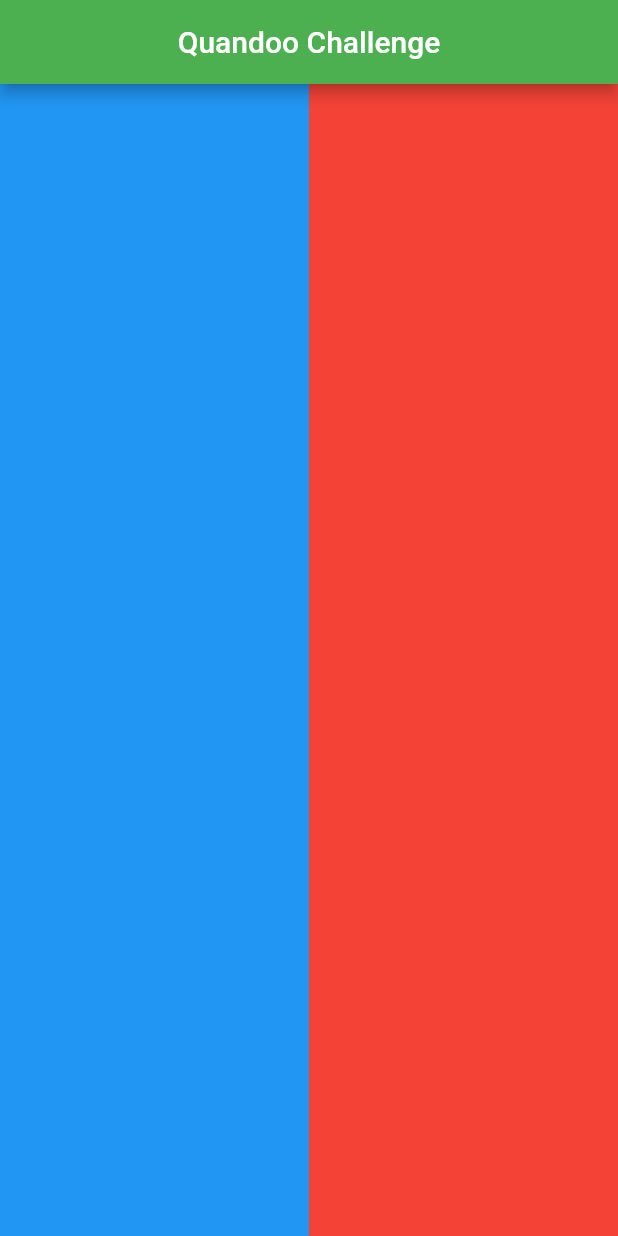
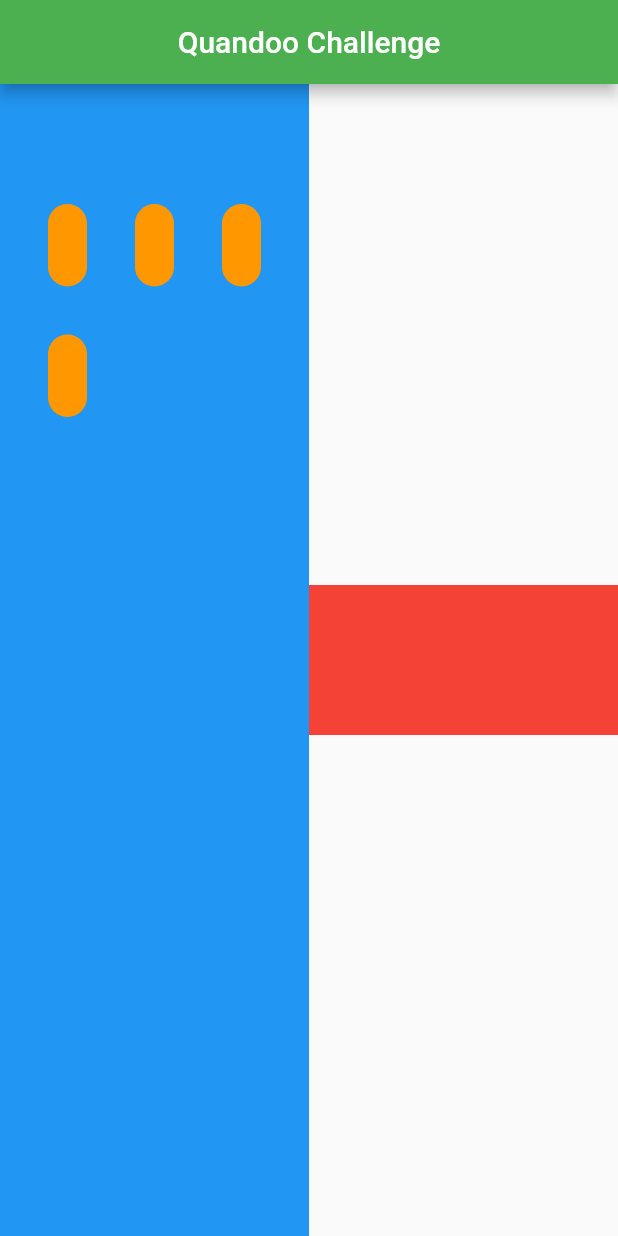
Before and after one commit to selecky/quandoo_challenge, a Flutter app: the screen it shows after launch, on a phone screen of 412 x 824 dp. Run offline on Flutter 3.47's test engine with Material 2 defaults, Android fonts, the phone set to English and light mode, and no system bars.

Commit message:
3 - gridview implemented

```diff
--- /dev/null
+++ b/lib/customWidgets/myRestaurantCard.dart
@@ -0,0 +1,22 @@
+import 'package:flutter/material.dart';
+
+class MyRestaurantCard extends StatelessWidget {
+  final Function() onTap;
+
+  const MyRestaurantCard({
+    Key? key,
+    required this.onTap,
+  }) : super(key: key);
+
+  @override
+  Widget build(BuildContext context) {
+    return InkWell(
+        onTap: onTap,
+        child: Container(
+          decoration: BoxDecoration(
+            color: Colors.orange,
+            borderRadius: BorderRadius.circular(16)
+          ),
+        ));
+  }
+}
--- a/lib/detail.dart
+++ b/lib/detail.dart
@@ -10,6 +10,6 @@ class Detail extends StatefulWidget {
 class _DetailState extends State<Detail> {
   @override
   Widget build(BuildContext context) {
-    return Expanded(child: Container(color: Colors.red,));
+    return Container(color: Colors.red, width: 100, height: 100,);
   }
 }
--- a/lib/main.dart
+++ b/lib/main.dart
@@ -44,8 +44,12 @@ class _MyHomePageState extends State<MyHomePage> {
       ),
       body: Row(
         children: [
-          Master(),
-          Detail(),
+          Expanded(
+              flex: 1,
+              child: Master()),
+          Expanded(
+              flex: 1,
+              child: Detail()),
         ],)
     );
   }
--- a/lib/master.dart
+++ b/lib/master.dart
@@ -1,4 +1,6 @@
 import 'package:flutter/material.dart';
+
+import 'customWidgets/myRestaurantCard.dart';
 
 class Master extends StatefulWidget {
   const Master({Key? key}) : super(key: key);
@@ -10,6 +12,24 @@ class Master extends StatefulWidget {
 class _MasterState extends State<Master> {
   @override
   Widget build(BuildContext context) {
-    return Expanded(child: Container(color: Colors.blue,));
+    return Container(
+      color: Colors.blue,
+      child: GridView.builder(
+          itemCount: 4,
+          gridDelegate: SliverGridDelegateWithFixedCrossAxisCount(
+            crossAxisCount: 3,
+            childAspectRatio: 2 / 3
+          ),
+          padding: const EdgeInsets.only(top: 64, bottom: 64, left: 16, right: 16),
+
+          itemBuilder: (BuildContext context, int index) {
+            return Padding(
+              padding: const EdgeInsets.all(16.0),
+              child: MyRestaurantCard(onTap: () {
+                print('Clicked ' + index.toString());
+              }),
+            );
+          }),
+    );
   }
 }
--- /dev/null
+++ b/lib/repository.dart
@@ -0,0 +1,5 @@
+
+
+class Repository {
+
+}
```
